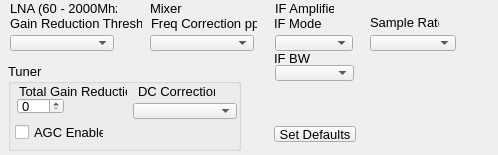
The window that plugins/SDRPlayDevice/sdrplayoptions.ui (oldscienceguy/PebbleSDR) describes before a commit, drawn with Qt 5.
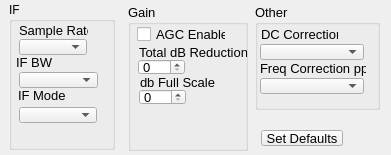
The same window after the commit.

Commit message:
Checkpoint: Options UI and AGC work
Keep bandwidth and IF mode in sync with sample rate
AGC working, but needs to be checked

The edit to the form file:
```diff
--- a/plugins/SDRPlayDevice/sdrplayoptions.ui
+++ b/plugins/SDRPlayDevice/sdrplayoptions.ui
@@ -6,174 +6,18 @@
    <rect>
     <x>0</x>
     <y>0</y>
-    <width>498</width>
+    <width>391</width>
     <height>155</height>
    </rect>
   </property>
   <property name="windowTitle">
    <string>Dialog</string>
   </property>
-  <widget class="QComboBox" name="lnaGainReductionThreshold">
-   <property name="geometry">
-    <rect>
-     <x>10</x>
-     <y>35</y>
-     <width>104</width>
-     <height>16</height>
-    </rect>
-   </property>
-   <property name="maximumSize">
-    <size>
-     <width>16777215</width>
-     <height>16777215</height>
-    </size>
-   </property>
-   <property name="font">
-    <font>
-     <pointsize>10</pointsize>
-    </font>
-   </property>
-  </widget>
-  <widget class="QLabel" name="label">
-   <property name="geometry">
-    <rect>
-     <x>10</x>
-     <y>15</y>
-     <width>132</width>
-     <height>16</height>
-    </rect>
-   </property>
-   <property name="font">
-    <font>
-     <pointsize>10</pointsize>
-    </font>
-   </property>
-   <property name="text">
-    <string>Gain Reduction Threshold</string>
-   </property>
-  </widget>
-  <widget class="QLabel" name="label_2">
-   <property name="geometry">
-    <rect>
-     <x>10</x>
-     <y>0</y>
-     <width>107</width>
-     <height>16</height>
-    </rect>
-   </property>
-   <property name="font">
-    <font>
-     <pointsize>10</pointsize>
-    </font>
-   </property>
-   <property name="text">
-    <string>LNA (60 - 2000Mhz)</string>
-   </property>
-  </widget>
-  <widget class="QLabel" name="label_4">
-   <property name="geometry">
-    <rect>
-     <x>274</x>
-     <y>15</y>
-     <width>59</width>
-     <height>16</height>
-    </rect>
-   </property>
-   <property name="font">
-    <font>
-     <pointsize>10</pointsize>
-    </font>
-   </property>
-   <property name="text">
-    <string>IF Mode</string>
-   </property>
-  </widget>
-  <widget class="QLabel" name="label_5">
-   <property name="geometry">
-    <rect>
-     <x>274</x>
-     <y>50</y>
-     <width>59</width>
-     <height>16</height>
-    </rect>
-   </property>
-   <property name="font">
-    <font>
-     <pointsize>10</pointsize>
-    </font>
-   </property>
-   <property name="text">
-    <string>IF BW</string>
-   </property>
-  </widget>
-  <widget class="QComboBox" name="IFMode">
-   <property name="geometry">
-    <rect>
-     <x>275</x>
-     <y>35</y>
-     <width>78</width>
-     <height>16</height>
-    </rect>
-   </property>
-   <property name="font">
-    <font>
-     <pointsize>10</pointsize>
-    </font>
-   </property>
-  </widget>
-  <widget class="QComboBox" name="IFBw">
-   <property name="geometry">
-    <rect>
-     <x>275</x>
-     <y>65</y>
-     <width>79</width>
-     <height>16</height>
-    </rect>
-   </property>
-   <property name="font">
-    <font>
-     <pointsize>10</pointsize>
-    </font>
-   </property>
-  </widget>
-  <widget class="QLabel" name="label_8">
-   <property name="geometry">
-    <rect>
-     <x>151</x>
-     <y>15</y>
-     <width>106</width>
-     <height>16</height>
-    </rect>
-   </property>
-   <property name="font">
-    <font>
-     <pointsize>10</pointsize>
-    </font>
-   </property>
-   <property name="text">
-    <string>Freq Correction ppm</string>
-   </property>
-  </widget>
-  <widget class="QComboBox" name="freqCorrectionPpm">
-   <property name="geometry">
-    <rect>
-     <x>150</x>
-     <y>35</y>
-     <width>104</width>
-     <height>16</height>
-    </rect>
-   </property>
-   <property name="font">
-    <font>
-     <pointsize>10</pointsize>
-    </font>
-   </property>
-  </widget>
   <widget class="QPushButton" name="setDefaults">
    <property name="geometry">
     <rect>
-     <x>274</x>
-     <y>126</y>
+     <x>261</x>
+     <y>130</y>
      <width>82</width>
      <height>16</height>
     </rect>
@@ -187,49 +31,13 @@
     <string>Set Defaults</string>
    </property>
   </widget>
-  <widget class="QLabel" name="label_3">
-   <property name="geometry">
-    <rect>
-     <x>150</x>
-     <y>0</y>
-     <width>59</width>
-     <height>16</height>
-    </rect>
-   </property>
-   <property name="font">
-    <font>
-     <pointsize>10</pointsize>
-    </font>
-   </property>
-   <property name="text">
-    <string>Mixer</string>
-   </property>
-  </widget>
-  <widget class="QLabel" name="label_9">
-   <property name="geometry">
-    <rect>
-     <x>275</x>
-     <y>0</y>
-     <width>59</width>
-     <height>16</height>
-    </rect>
-   </property>
-   <property name="font">
-    <font>
-     <pointsize>10</pointsize>
-    </font>
-   </property>
-   <property name="text">
-    <string>IF Amplifier</string>
-   </property>
-  </widget>
   <widget class="QGroupBox" name="groupBox">
    <property name="geometry">
     <rect>
-     <x>8</x>
-     <y>63</y>
-     <width>233</width>
-     <height>88</height>
+     <x>255</x>
+     <y>4</y>
+     <width>125</width>
+     <height>106</height>
     </rect>
    </property>
    <property name="font">
@@ -238,14 +46,14 @@
     </font>
    </property>
    <property name="title">
-    <string>Tuner</string>
+    <string>Other</string>
    </property>
-   <widget class="QLabel" name="label_7">
+   <widget class="QLabel" name="label_6">
     <property name="geometry">
      <rect>
-      <x>11</x>
-      <y>20</y>
-      <width>108</width>
+      <x>6</x>
+      <y>22</y>
+      <width>77</width>
       <height>16</height>
      </rect>
     </property>
@@ -255,14 +63,75 @@
      </font>
     </property>
     <property name="text">
-     <string>Total Gain Reduction</string>
+     <string>DC Correction</string>
     </property>
    </widget>
+   <widget class="QComboBox" name="dcCorrection">
+    <property name="geometry">
+     <rect>
+      <x>5</x>
+      <y>40</y>
+      <width>104</width>
+      <height>16</height>
+     </rect>
+    </property>
+   </widget>
+   <widget class="QLabel" name="label_8">
+    <property name="geometry">
+     <rect>
+      <x>5</x>
+      <y>56</y>
+      <width>106</width>
+      <height>16</height>
+     </rect>
+    </property>
+    <property name="font">
+     <font>
+      <pointsize>10</pointsize>
+     </font>
+    </property>
+    <property name="text">
+     <string>Freq Correction ppm</string>
+    </property>
+   </widget>
+   <widget class="QComboBox" name="freqCorrectionPpm">
+    <property name="geometry">
+     <rect>
+      <x>5</x>
+      <y>74</y>
+      <width>104</width>
+      <height>16</height>
+     </rect>
+    </property>
+    <property name="font">
+     <font>
+      <pointsize>10</pointsize>
+     </font>
+    </property>
+   </widget>
+  </widget>
+  <widget class="QGroupBox" name="groupBox_2">
+   <property name="geometry">
+    <rect>
+     <x>128</x>
+     <y>4</y>
+     <width>120</width>
+     <height>147</height>
+    </rect>
+   </property>
+   <property name="font">
+    <font>
+     <pointsize>10</pointsize>
+    </font>
+   </property>
+   <property name="title">
+    <string>Gain</string>
+   </property>
    <widget class="QCheckBox" name="agcEnabled">
     <property name="geometry">
      <rect>
-      <x>7</x>
-      <y>59</y>
+      <x>9</x>
+      <y>20</y>
       <width>89</width>
       <height>20</height>
      </rect>
@@ -276,11 +145,11 @@
      <string>AGC Enabled</string>
     </property>
    </widget>
-   <widget class="QLabel" name="label_6">
+   <widget class="QLabel" name="label_11">
     <property name="geometry">
      <rect>
-      <x>130</x>
-      <y>20</y>
+      <x>12</x>
+      <y>70</y>
       <width>77</width>
       <height>16</height>
      </rect>
@@ -291,24 +160,47 @@
      </font>
     </property>
     <property name="text">
-     <string>DC Correction</string>
+     <string>db Full Scale</string>
     </property>
    </widget>
-   <widget class="QComboBox" name="dcCorrection">
+   <widget class="QSpinBox" name="dbFS">
     <property name="geometry">
      <rect>
-      <x>125</x>
+      <x>11</x>
+      <y>85</y>
+      <width>47</width>
+      <height>16</height>
+     </rect>
+    </property>
+    <property name="font">
+     <font>
+      <pointsize>10</pointsize>
+     </font>
+    </property>
+   </widget>
+   <widget class="QLabel" name="label_7">
+    <property name="geometry">
+     <rect>
+      <x>11</x>
       <y>40</y>
-      <width>104</width>
+      <width>108</width>
       <height>16</height>
      </rect>
     </property>
+    <property name="font">
+     <font>
+      <pointsize>10</pointsize>
+     </font>
+    </property>
+    <property name="text">
+     <string>Total dB Reduction</string>
+    </property>
    </widget>
    <widget class="QSpinBox" name="totalGainReduction">
     <property name="geometry">
      <rect>
-      <x>9</x>
-      <y>35</y>
+      <x>10</x>
+      <y>55</y>
       <width>47</width>
       <height>16</height>
      </rect>
@@ -318,38 +210,117 @@
     </property>
    </widget>
   </widget>
-  <widget class="QComboBox" name="sampleRate">
+  <widget class="QGroupBox" name="groupBox_3">
    <property name="geometry">
     <rect>
-     <x>370</x>
-     <y>35</y>
-     <width>86</width>
-     <height>16</height>
+     <x>9</x>
+     <y>2</y>
+     <width>106</width>
+     <height>148</height>
     </rect>
    </property>
-   <property name="font">
-    <font>
-     <pointsize>10</pointsize>
-    </font>
+   <property name="title">
+    <string>IF</string>
    </property>
-  </widget>
-  <widget class="QLabel" name="label_10">
-   <property name="geometry">
-    <rect>
-     <x>370</x>
-     <y>14</y>
-     <width>69</width>
-     <height>16</height>
-    </rect>
-   </property>
-   <property name="font">
-    <font>
-     <pointsize>10</pointsize>
-    </font>
-   </property>
-   <property name="text">
-    <string>Sample Rate</string>
-   </property>
+   <widget class="QLabel" name="label_10">
+    <property name="geometry">
+     <rect>
+      <x>10</x>
+      <y>20</y>
+      <width>69</width>
+      <height>16</height>
+     </rect>
+    </property>
+    <property name="font">
+     <font>
+      <pointsize>10</pointsize>
+     </font>
+    </property>
+    <property name="text">
+     <string>Sample Rate</string>
+    </property>
+   </widget>
+   <widget class="QLabel" name="label_4">
+    <property name="geometry">
+     <rect>
+      <x>9</x>
+      <y>85</y>
+      <width>59</width>
+      <height>16</height>
+     </rect>
+    </property>
+    <property name="font">
+     <font>
+      <pointsize>10</pointsize>
+     </font>
+    </property>
+    <property name="text">
+     <string>IF Mode</string>
+    </property>
+   </widget>
+   <widget class="QComboBox" name="IFMode">
+    <property name="geometry">
+     <rect>
+      <x>10</x>
+      <y>105</y>
+      <width>78</width>
+      <height>16</height>
+     </rect>
+    </property>
+    <property name="font">
+     <font>
+      <pointsize>10</pointsize>
+     </font>
+    </property>
+   </widget>
+   <widget class="QComboBox" name="sampleRate">
+    <property name="geometry">
+     <rect>
+      <x>10</x>
+      <y>37</y>
+      <width>68</width>
+      <height>16</height>
+     </rect>
+    </property>
+    <property name="font">
+     <font>
+      <pointsize>10</pointsize>
+     </font>
+    </property>
+   </widget>
+   <widget class="QComboBox" name="IFBw">
+    <property name="geometry">
+     <rect>
+      <x>10</x>
+      <y>70</y>
+      <width>79</width>
+      <height>16</height>
+     </rect>
+    </property>
+    <property name="font">
+     <font>
+      <pointsize>10</pointsize>
+     </font>
+    </property>
+   </widget>
+   <widget class="QLabel" name="label_5">
+    <property name="geometry">
+     <rect>
+      <x>7</x>
+      <y>52</y>
+      <width>59</width>
+      <height>16</height>
+     </rect>
+    </property>
+    <property name="font">
+     <font>
+      <pointsize>10</pointsize>
+     </font>
+    </property>
+    <property name="text">
+     <string>IF BW</string>
+    </property>
+   </widget>
   </widget>
  </widget>
  <resources/>
```
The commit also changes 2 other files.
